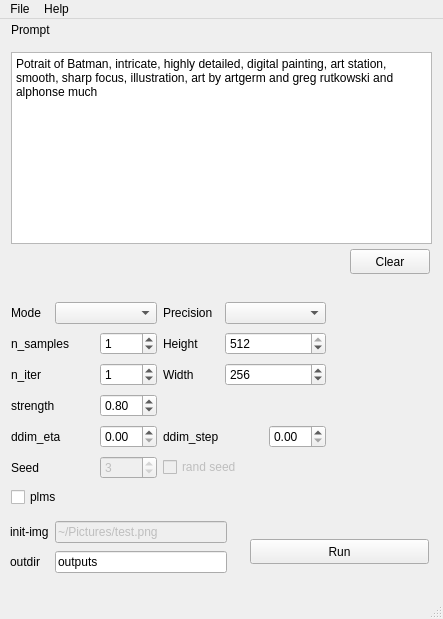
Above: ui/promptcraft.ui from rcn8397/prompt-craft before the change. Below: the same form after it.
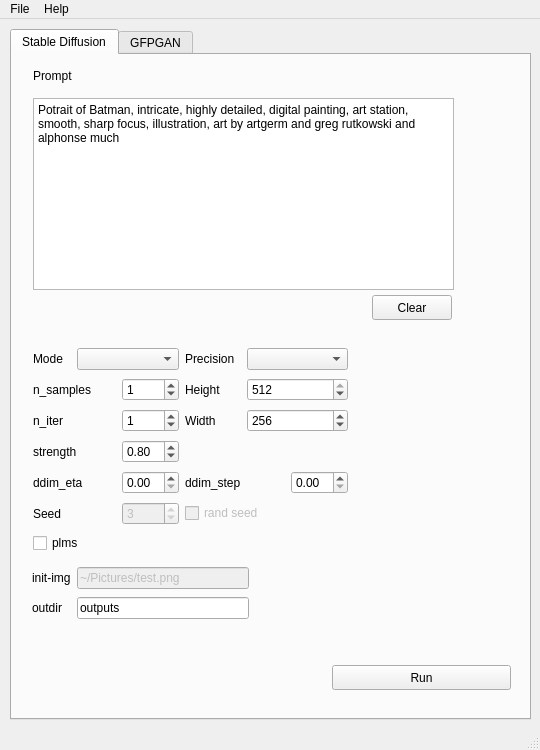
That is the form after the change.

Commit message: fixed size and added tabs for growth

What changed in the file:
```diff
--- a/ui/promptcraft.ui
+++ b/ui/promptcraft.ui
@@ -6,67 +6,59 @@
    <rect>
     <x>0</x>
     <y>0</y>
-    <width>443</width>
-    <height>619</height>
+    <width>540</width>
+    <height>750</height>
    </rect>
   </property>
   <property name="sizePolicy">
-   <sizepolicy hsizetype="Expanding" vsizetype="Expanding">
+   <sizepolicy hsizetype="Preferred" vsizetype="Preferred">
     <horstretch>0</horstretch>
     <verstretch>0</verstretch>
    </sizepolicy>
   </property>
+  <property name="minimumSize">
+   <size>
+    <width>540</width>
+    <height>750</height>
+   </size>
+  </property>
+  <property name="maximumSize">
+   <size>
+    <width>540</width>
+    <height>750</height>
+   </size>
+  </property>
   <property name="windowTitle">
    <string>MainWindow</string>
   </property>
   <widget class="QWidget" name="centralwidget">
-   <widget class="QPushButton" name="run_btn">
-    <property name="geometry">
-     <rect>
-      <x>250</x>
-      <y>520</y>
-      <width>179</width>
-      <height>25</height>
-     </rect>
-    </property>
-    <property name="text">
-     <string>Run</string>
-    </property>
-   </widget>
-   <widget class="QLabel" name="label_4">
+   <property name="sizePolicy">
+    <sizepolicy hsizetype="Fixed" vsizetype="Fixed">
+     <horstretch>0</horstretch>
+     <verstretch>0</verstretch>
+    </sizepolicy>
+   </property>
+   <widget class="QTabWidget" name="tabWidget">
     <property name="geometry">
      <rect>
-      <x>11</x>
-      <y>2</y>
-      <width>52</width>
-      <height>17</height>
+      <x>10</x>
+      <y>10</y>
+      <width>521</width>
+      <height>691</height>
      </rect>
     </property>
-    <property name="text">
-     <string>Prompt</string>
+    <property name="currentIndex">
+     <number>0</number>
     </property>
-   </widget>
-   <widget class="QPlainTextEdit" name="prompt">
-    <property name="geometry">
-     <rect>
-      <x>11</x>
-      <y>33</y>
-      <width>421</width>
-      <height>192</height>
-     </rect>
-    </property>
-    <property name="plainText">
-     <string>Potrait of Batman, intricate, highly detailed, digital painting, art station, smooth, sharp focus, illustration, art by artgerm and greg rutkowski and alphonse much</string>
-    </property>
-    <property name="placeholderText">
-     <string>Potrait of Batman, intricate, highly detailed, digital painting, art station, smooth, sharp focus, illustration, art by artgerm and greg rutkowski and alphonse much</string>
-    </property>
-   </widget>
+    <widget class="QWidget" name="tab_3">
+     <attribute name="title">
+      <string>Stable Diffusion</string>
+     </attribute>
    <widget class="QPushButton" name="clear_btn">
     <property name="geometry">
      <rect>
-      <x>350</x>
-      <y>230</y>
+        <x>360</x>
+        <y>240</y>
       <width>80</width>
       <height>25</height>
      </rect>
@@ -75,54 +67,11 @@
      <string>Clear</string>
     </property>
    </widget>
-   <widget class="QWidget" name="">
+     <widget class="QWidget" name="layoutWidget">
     <property name="geometry">
      <rect>
-      <x>10</x>
-      <y>500</y>
-      <width>217</width>
-      <height>58</height>
-     </rect>
-    </property>
-    <layout class="QGridLayout" name="gridLayout">
-     <item row="0" column="0">
-      <widget class="QLabel" name="label_10">
-       <property name="text">
-        <string>init-img</string>
-       </property>
-      </widget>
-     </item>
-     <item row="0" column="1">
-      <widget class="QLineEdit" name="init_img">
-       <property name="enabled">
-        <bool>false</bool>
-       </property>
-       <property name="text">
-        <string>~/Pictures/test.png</string>
-       </property>
-      </widget>
-     </item>
-     <item row="1" column="0">
-      <widget class="QLabel" name="label_11">
-       <property name="text">
-        <string>outdir</string>
-       </property>
-      </widget>
-     </item>
-     <item row="1" column="1">
-      <widget class="QLineEdit" name="outdir">
-       <property name="text">
-        <string>outputs</string>
-       </property>
-      </widget>
-     </item>
-    </layout>
-   </widget>
-   <widget class="QWidget" name="">
-    <property name="geometry">
-     <rect>
-      <x>11</x>
-      <y>281</y>
+        <x>21</x>
+        <y>291</y>
       <width>315</width>
       <height>216</height>
      </rect>
@@ -299,13 +248,118 @@
      </item>
     </layout>
    </widget>
+     <widget class="QLabel" name="label_4">
+      <property name="geometry">
+       <rect>
+        <x>21</x>
+        <y>12</y>
+        <width>52</width>
+        <height>17</height>
+       </rect>
+      </property>
+      <property name="text">
+       <string>Prompt</string>
+      </property>
+     </widget>
+     <widget class="QPlainTextEdit" name="prompt">
+      <property name="geometry">
+       <rect>
+        <x>21</x>
+        <y>43</y>
+        <width>421</width>
+        <height>192</height>
+       </rect>
+      </property>
+      <property name="plainText">
+       <string>Potrait of Batman, intricate, highly detailed, digital painting, art station, smooth, sharp focus, illustration, art by artgerm and greg rutkowski and alphonse much</string>
+      </property>
+      <property name="placeholderText">
+       <string>Potrait of Batman, intricate, highly detailed, digital painting, art station, smooth, sharp focus, illustration, art by artgerm and greg rutkowski and alphonse much</string>
+      </property>
+     </widget>
+     <widget class="QPushButton" name="run_btn">
+      <property name="geometry">
+       <rect>
+        <x>320</x>
+        <y>610</y>
+        <width>179</width>
+        <height>25</height>
+       </rect>
+      </property>
+      <property name="text">
+       <string>Run</string>
+      </property>
+     </widget>
+     <widget class="QWidget" name="layoutWidget">
+      <property name="geometry">
+       <rect>
+        <x>20</x>
+        <y>510</y>
+        <width>217</width>
+        <height>58</height>
+       </rect>
+      </property>
+      <layout class="QGridLayout" name="gridLayout">
+       <item row="0" column="0">
+        <widget class="QLabel" name="label_10">
+         <property name="text">
+          <string>init-img</string>
+         </property>
+        </widget>
+       </item>
+       <item row="0" column="1">
+        <widget class="QLineEdit" name="init_img">
+         <property name="enabled">
+          <bool>false</bool>
+         </property>
+         <property name="text">
+          <string>~/Pictures/test.png</string>
+         </property>
+        </widget>
+       </item>
+       <item row="1" column="0">
+        <widget class="QLabel" name="label_11">
+         <property name="text">
+          <string>outdir</string>
+         </property>
+        </widget>
+       </item>
+       <item row="1" column="1">
+        <widget class="QLineEdit" name="outdir">
+         <property name="text">
+          <string>outputs</string>
+         </property>
+        </widget>
+       </item>
+      </layout>
+     </widget>
+    </widget>
+    <widget class="QWidget" name="tab_4">
+     <attribute name="title">
+      <string>GFPGAN</string>
+     </attribute>
+     <widget class="QLabel" name="label_14">
+      <property name="geometry">
+       <rect>
+        <x>40</x>
+        <y>20</y>
+        <width>67</width>
+        <height>17</height>
+       </rect>
+      </property>
+      <property name="text">
+       <string>TBD</string>
+      </property>
+     </widget>
+    </widget>
+   </widget>
   </widget>
   <widget class="QMenuBar" name="menubar">
    <property name="geometry">
     <rect>
      <x>0</x>
      <y>0</y>
-     <width>443</width>
+     <width>540</width>
      <height>22</height>
     </rect>
    </property>
```
Lines whose indentation alone changed are shown as unchanged. The commit also changes 1 other file.
